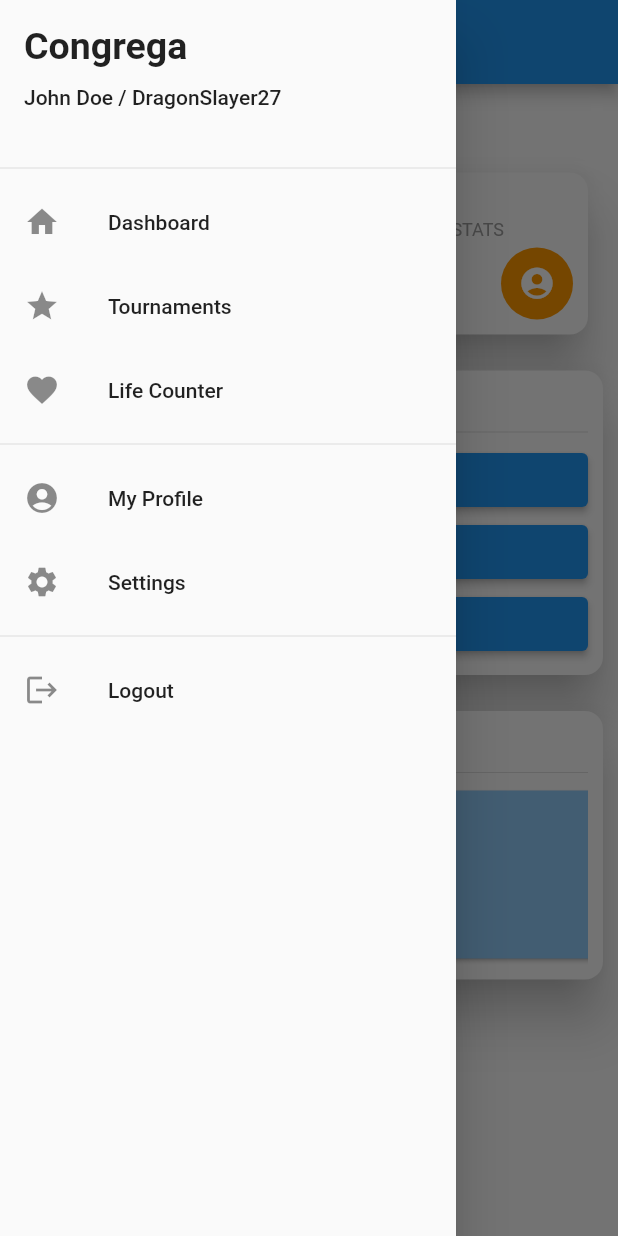
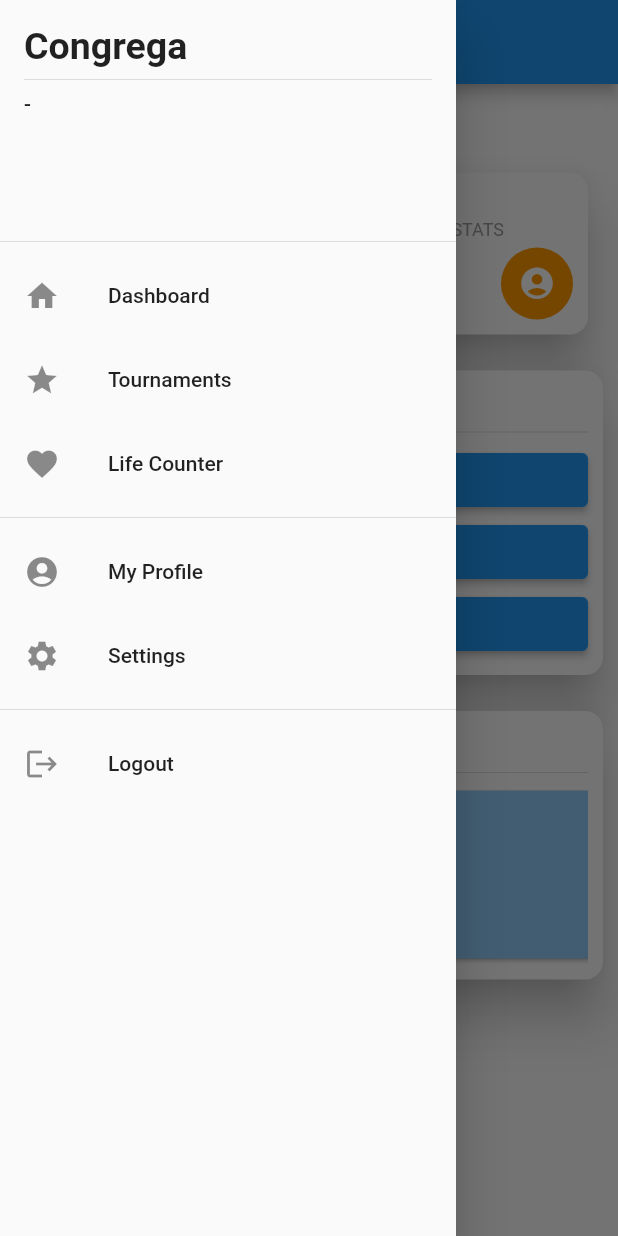
Before and after one commit to rickie95/congrega, a Flutter app: the HomePage screen opened directly, with the side drawer open, on a phone screen of 412 x 824 dp. Run offline on Flutter 3.47's test engine with Material 2 defaults, Android fonts, the phone set to English and light mode, and no system bars; our stand-ins replace avatar_glow, bloc, equatable, flutter_bloc, flutter_secure_storage, formz and 4 more; missing offline and left inert: duration_picker, state_persistence; accounts and stored records are empty; generated files the repository leaves out were written again; statements that could not run were skipped.

Commit message:
Drawer now shows username + name (if available)

```diff
--- a/lib/features/drawer/CongregaDrawer.dart
+++ b/lib/features/drawer/CongregaDrawer.dart
@@ -1,7 +1,10 @@
+import 'package:congrega/features/authentication/AuthenticationBloc.dart';
 import 'package:congrega/features/authentication/AuthenticationRepository.dart';
+import 'package:congrega/features/authentication/AuthenticationState.dart';
 import 'package:congrega/features/lifecounter/presentation/LifeCounterPage.dart';
 import 'package:congrega/features/tournaments/presentation/tournamentPage/TournamentPage.dart';
 import 'package:flutter/material.dart';
+import 'package:flutter_bloc/flutter_bloc.dart';
 import 'package:flutter_gen/gen_l10n/app_localizations.dart';
 import 'package:kiwi/kiwi.dart';
 
@@ -17,6 +20,7 @@ class CongregaDrawer extends StatelessWidget {
         // Important: Remove any padding from the ListView.
         padding: EdgeInsets.zero,
         children: <Widget>[
+
           _CongregaDrawerHeader(),
           ListTile(
               leading: Icon(Icons.home),
@@ -94,21 +98,24 @@ class _CongregaDrawerHeader extends StatelessWidget {
 
   @override
   Widget build(BuildContext context) {
-    return
-      Container(
-        height: 120,
-          child: DrawerHeader(
+    return DrawerHeader(
       child: Column(
         crossAxisAlignment: CrossAxisAlignment.start,
         children: [
           Text('Congrega', style: TextStyle(fontSize: 25, fontWeight: FontWeight.bold),),
-                const Padding(padding: EdgeInsets.all(6)),
-                Text('John Doe / DragonSlayer27')
+          Divider(),
+          BlocProvider(create: (BuildContext context) => KiwiContainer().resolve<AuthenticationBloc>(),
+            child: BlocBuilder<AuthenticationBloc, AuthenticationState>(
+              builder: (context, state) {
+                String headerUsername = state.user.username;
+                if(state.user.name.isNotEmpty)
+                  headerUsername += ' (${state.user.name})';
+                return Text(headerUsername);
+              },
+            ),
+          )
         ],
       ),
-
-
-          )
     );
   }
 
```
Lines whose indentation alone changed are shown as unchanged.
